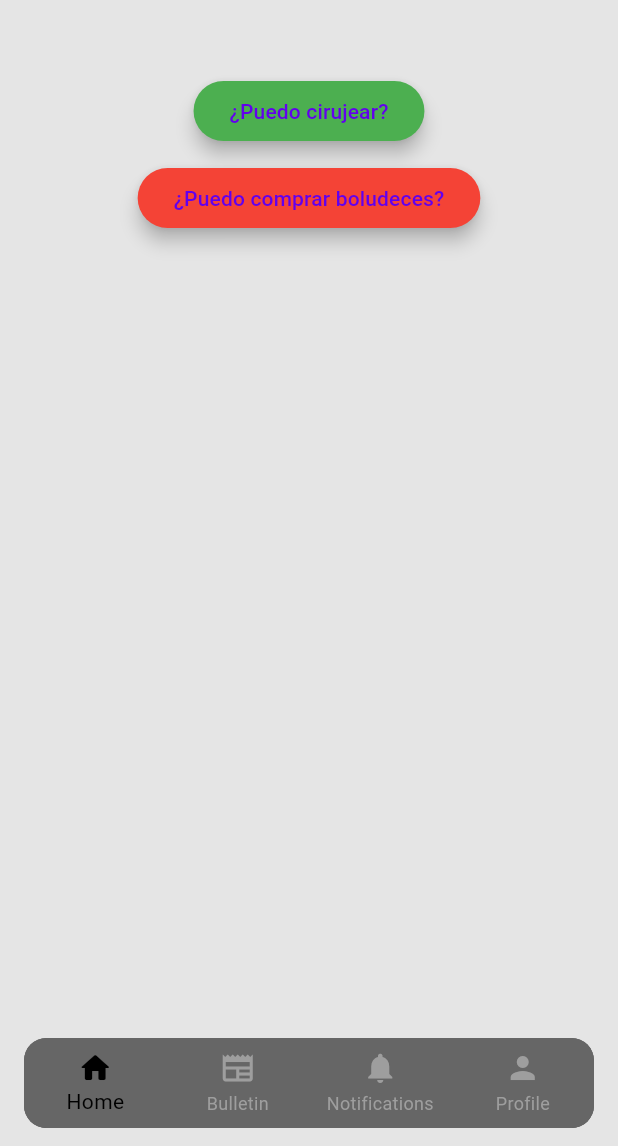
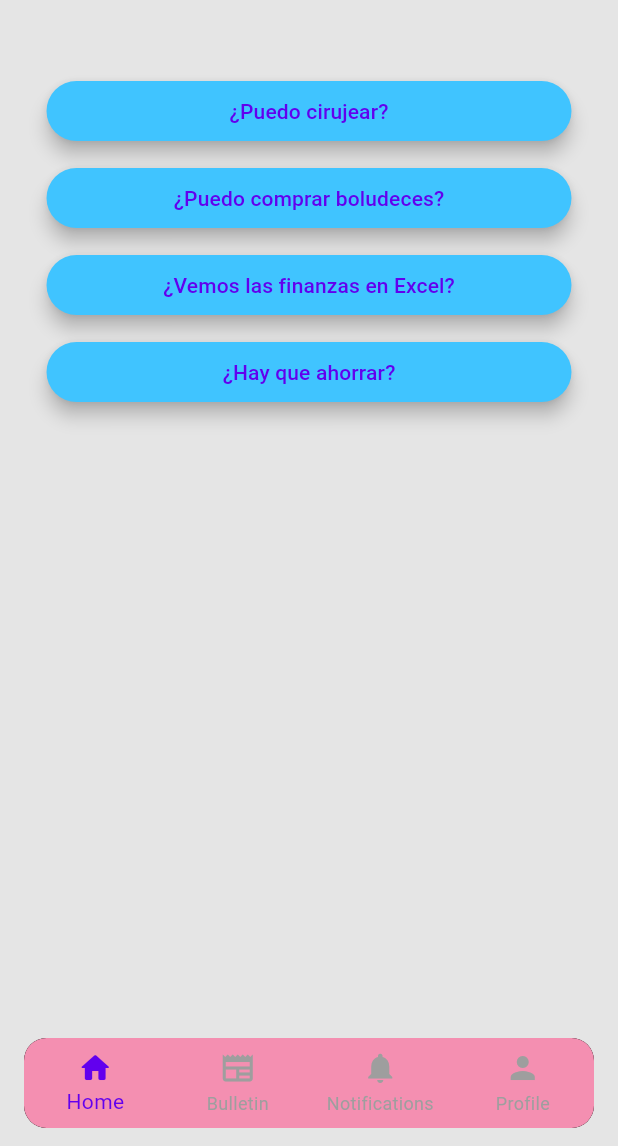
Before and after one commit to holivieri/pedropedro, a Flutter app: the screen it shows after launch, on a phone screen of 412 x 824 dp, the part 90-1236 px from its top. Run offline on Flutter 3.47's test engine with Material 3 defaults, Android fonts, the phone set to English and light mode, and no system bars; our stand-ins replace firebase_analytics, firebase_messaging, flutter_bloc, flutter_local_notifications, font_awesome_flutter, go_router and 4 more; missing offline and left inert: flutter_facebook_auth; accounts and stored records are empty; generated files the repository leaves out were written again.

Commit message:
pedro icon

```diff
--- a/src/lib/src/app.dart
+++ b/src/lib/src/app.dart
@@ -2,10 +2,7 @@ import 'package:flutter/material.dart';
 import 'package:flutter_gen/gen_l10n/app_localizations.dart';
 import 'package:flutter_local_notifications/flutter_local_notifications.dart';
 import 'package:flutter_localizations/flutter_localizations.dart';
-import 'package:provider/provider.dart';
-
 import 'models/user_preferences.dart';
-import 'providers/language_provider.dart';
 import 'routes/router.dart';
 import 'routes/routes.dart';
 import 'services/push_notifications_service.dart';
@@ -34,32 +31,6 @@ class _MyAppState extends State<MyApp> with RouterMixin {
   @override
   void initState() {
     super.initState();
-    //local notifications
-
-    const initilizationSettingsAndroid =
-        AndroidInitializationSettings('app_icon');
-
-    const initizlizationSettingsIOS = DarwinInitializationSettings();
-
-    const initializationSettings = InitializationSettings(
-      android: initilizationSettingsAndroid,
-      iOS: initizlizationSettingsIOS,
-    );
-
-    flutterLocalNotificationsPlugin = FlutterLocalNotificationsPlugin();
-    flutterLocalNotificationsPlugin.initialize(
-      initializationSettings,
-    );
-
-    // push notifications
-    PushNotificationsService.messageStream.listen((message) {
-      /* const snackbar = SnackBar(
-        content: Text('Tenes una nueva notificación'),
-        backgroundColor: Colors.red,
-      );
-      messengerKey.currentState?.showSnackBar(snackbar); */
-      showNotificationAlert(message);
-    });
   }
 
   Future showNotificationAlert(String? payload) async {
@@ -107,12 +78,7 @@ class _MyAppState extends State<MyApp> with RouterMixin {
     return AnimatedBuilder(
       animation: widget.settingsController,
       builder: (BuildContext context, Widget? child) {
-        final themeProvider = Provider.of<ThemeProvider>(context);
-        final languageProvider = Provider.of<LanguageProvider>(context);
-
-        return ChangeNotifierProvider<LanguageProvider>(
-          create: (_) => languageProvider,
-          child: MaterialApp.router(
+        return MaterialApp.router(
           routerConfig: myRouter,
           scaffoldMessengerKey: messengerKey,
           debugShowCheckedModeBanner: false,
@@ -127,12 +93,10 @@ class _MyAppState extends State<MyApp> with RouterMixin {
             Locale('es', ''),
           ],
           locale: Locale(UserPreferences().selectedLanguage),
-            themeMode: themeProvider.themeMode,
           theme: UserPreferences().isDarkModeOn
               ? MyThemes.darkTheme
               : MyThemes.lightTheme,
           darkTheme: MyThemes.darkTheme,
-          ),
         );
       },
     );
--- a/src/lib/src/pages/home_page.dart
+++ b/src/lib/src/pages/home_page.dart
@@ -1,10 +1,8 @@
 import 'package:flutter/material.dart';
 import 'package:flutter_gen/gen_l10n/app_localizations.dart';
-import 'package:provider/provider.dart';
 import 'package:template_app/src/pages/recommendations_page.dart';
 
 import '../models/user_preferences.dart';
-import '../themes/theme_provider.dart';
 import 'home_screen.dart';
 import 'notifications_page.dart';
 import 'user_proferences_page.dart';
@@ -45,8 +43,6 @@ class _HomePageState extends State<HomePage> {
 
   @override
   Widget build(BuildContext context) {
-    final ThemeProvider theme = Provider.of<ThemeProvider>(context);
-
     return SafeArea(
       child: Scaffold(
         body: SizedBox(
@@ -69,7 +65,6 @@ class _HomePageState extends State<HomePage> {
                   borderRadius: BorderRadius.circular(10),
                 ),
                 child: BottomNavigationBar(
-                  backgroundColor: theme.getControlColor(),
                   currentIndex: _selectedIndex,
                   type: BottomNavigationBarType.fixed,
                   items: [
@@ -95,7 +90,6 @@ class _HomePageState extends State<HomePage> {
                       _selectedIndex = index;
                     });
                   },
-                  selectedItemColor: theme.getSelectedIconColor(),
                   unselectedItemColor: Colors.grey,
                 )),
           ),
--- a/src/lib/src/pages/home_screen.dart
+++ b/src/lib/src/pages/home_screen.dart
@@ -35,7 +35,8 @@ class _HomeScreenState extends State<HomeScreen> {
         ElevatedButton(
           style: ElevatedButton.styleFrom(
             elevation: 5,
-            backgroundColor: Colors.green,
+            backgroundColor: Colors.lightBlueAccent,
+            fixedSize: const Size(350, 30),
           ),
           onPressed: () {
             GoRouter.of(context).pushNamed(Routes.resultRoute);
@@ -46,12 +47,37 @@ class _HomeScreenState extends State<HomeScreen> {
         ElevatedButton(
           style: ElevatedButton.styleFrom(
             elevation: 5,
-            backgroundColor: Colors.red,
+            fixedSize: const Size(350, 30),
+            backgroundColor: Colors.lightBlueAccent,
           ),
           onPressed: () {
             GoRouter.of(context).pushNamed(Routes.resultRoute);
           },
           child: const Text('¿Puedo comprar boludeces?'),
+        ),
+        const SizedBox(height: 10),
+        ElevatedButton(
+          style: ElevatedButton.styleFrom(
+            elevation: 5,
+            fixedSize: const Size(350, 30),
+            backgroundColor: Colors.lightBlueAccent,
+          ),
+          onPressed: () {
+            GoRouter.of(context).pushNamed(Routes.resultRoute);
+          },
+          child: const Text('¿Vemos las finanzas en Excel?'),
+        ),
+        const SizedBox(height: 10),
+        ElevatedButton(
+          style: ElevatedButton.styleFrom(
+            elevation: 5,
+            fixedSize: const Size(350, 30),
+            backgroundColor: Colors.lightBlueAccent,
+          ),
+          onPressed: () {
+            GoRouter.of(context).pushNamed(Routes.resultRoute);
+          },
+          child: const Text('¿Hay que ahorrar?'),
         ),
       ],
     );
--- a/src/lib/src/services/push_notifications_service.dart
+++ b/src/lib/src/services/push_notifications_service.dart
@@ -1,7 +1,5 @@
 import 'dart:async';
-import 'package:firebase_core/firebase_core.dart';
 import 'package:firebase_messaging/firebase_messaging.dart';
-import 'package:flutter/foundation.dart';
 
 import '../models/user_preferences.dart';
 
@@ -22,46 +20,8 @@ class PushNotificationsService {
     //Push Notifications
     //https://stackoverflow.com/questions/63799227/fcm-gettoken-failed-to-register-a-serviceworker-for-scope-error-flutter-web/63800226#63800226
 
-    if (kIsWeb) {
-      //TODO init Firebase
-      await Firebase.initializeApp(
-        options: const FirebaseOptions(
-          apiKey: '',
-          appId: '',
-          messagingSenderId: '',
-          projectId: '',
-        ),
-      );
-    } else {
-      //TODO init Firebase
-      // await Firebase.initializeApp();
-      // token = await firebaseInstance.getToken();
-    }
-
     //debugPrint('================ Device TOKEN ================');
     //debugPrint(token);
     UserPreferences().deviceToken = token ?? 'not-set';
-
-    //Handlers
-    FirebaseMessaging.onBackgroundMessage(_onBackgroundHandler);
-    FirebaseMessaging.onMessage.listen(_onMessageHandler);
-    FirebaseMessaging.onMessageOpenedApp.listen(_onMessageOpenApp);
-
-    //Local Notifications
-  }
-
-  static Future _onBackgroundHandler(RemoteMessage message) async {
-    debugPrint('background handler: ${message.messageId}');
-    _messageStream.add(message.notification?.body ?? 'Sin Titulo');
-  }
-
-  static Future _onMessageHandler(RemoteMessage message) async {
-    debugPrint('_onMessageHandler handler: ${message.messageId}');
-    _messageStream.add(message.notification?.body ?? 'Sin Titulo');
-  }
-
-  static Future _onMessageOpenApp(RemoteMessage message) async {
-    debugPrint('_onMessageOpenApp handler: ${message.messageId}');
-    _messageStream.add(message.notification?.body ?? 'Sin Titulo');
   }
 }
```
Also changed, not shown: src/lib/main.dart (+2 -52 lines), src/lib/src/pages/result_page.dart (+8 -3 lines), src/assets/raccon.png (added). Lines whose indentation alone changed are shown as unchanged.
